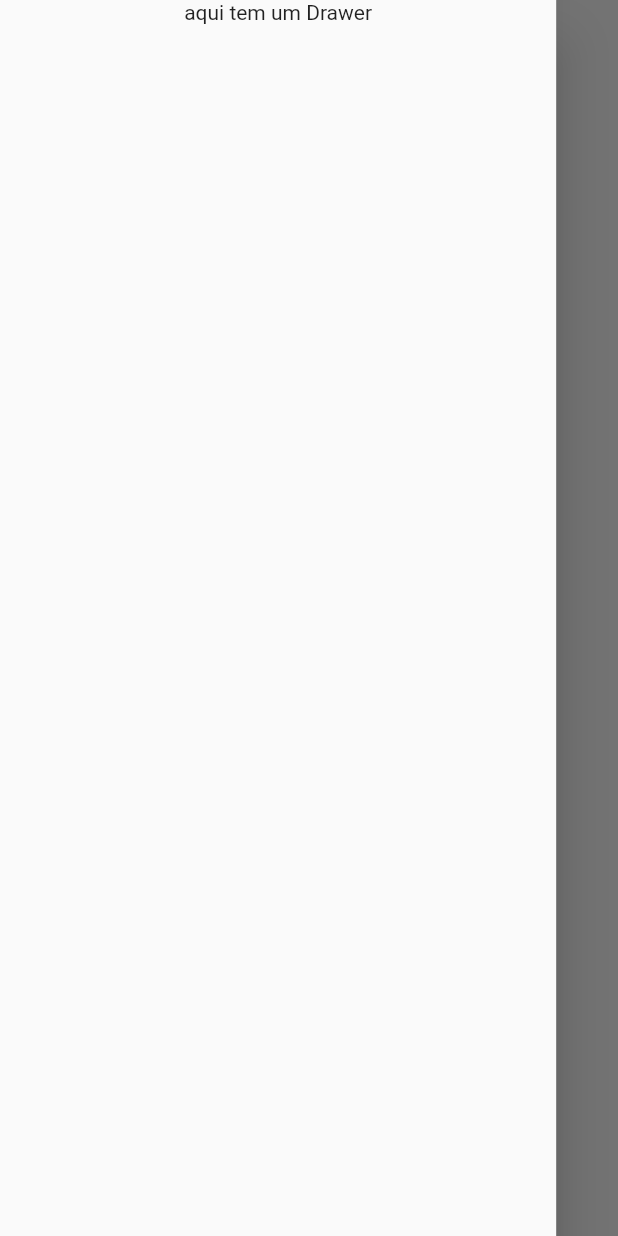
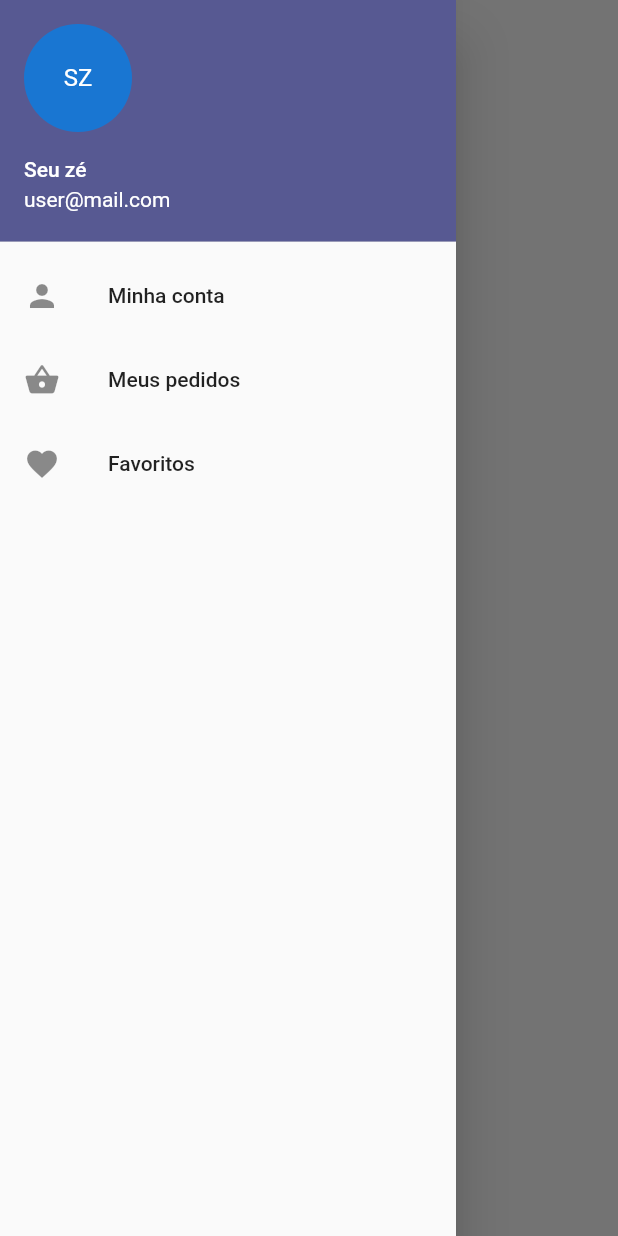
Before and after one commit to marquesflavio/projeto_flutter, a Flutter app: the DrawerWidget screen opened directly, with the side drawer open, on a phone screen of 412 x 824 dp. Run offline on Flutter 3.47's test engine with Material 2 defaults, Android fonts, the phone set to English and light mode, and no system bars.

Commit message:
adicionando elementos ao Drawer

```diff
--- a/lib/src/drawer_widget.dart
+++ b/lib/src/drawer_widget.dart
@@ -7,8 +7,42 @@ class DrawerWidget extends StatelessWidget {
   Widget build(BuildContext context) {
     return  Scaffold(
       drawer: Drawer(
-        width: MediaQuery.of(context).size.width*.9,
-        child: const Column(
-          children: [Text('aqui tem um Drawer')],)),
+        child: ListView(
+          padding: EdgeInsets.zero,
+          children: <Widget>[
+            UserAccountsDrawerHeader(
+              accountEmail: Text("user@mail.com"),
+              accountName: Text("Seu zé"),
+              currentAccountPicture: CircleAvatar(
+                child: Text("SZ"),
+              ),
 
-    );}}
+            ),
+            ListTile(
+              leading: Icon(Icons.person),
+              title: Text("Minha conta"),
+              onTap: () {
+                Navigator.pop(context);
+                //Navegar para outra página
+              },
+            ),
+            ListTile(
+              leading: Icon(Icons.shopping_basket),
+              title: Text("Meus pedidos"),
+              onTap: () {
+                Navigator.pop(context);
+                //Navegar para outra página
+
+              },
+            ),
+            ListTile(
+              leading: Icon(Icons.favorite),
+              title: Text("Favoritos"),
+              onTap: () {
+                Navigator.pop(context);
+                //Navegar para outra página
+              },
+            ),
+          ],
+        ),),
+      );}}
```
Also changed, not shown: lib/src/home_page.dart (+41 -1 lines).
